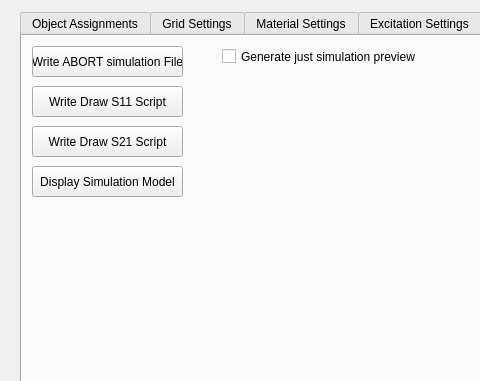
Before: the Qt Designer form ui/dialog.ui in LubomirJagos/FreeCAD-OpenEMS-Export, drawn with Qt 5; both pictures show x 0 to 480 and y 0 to 381 of the 1143 by 650 pixel window.
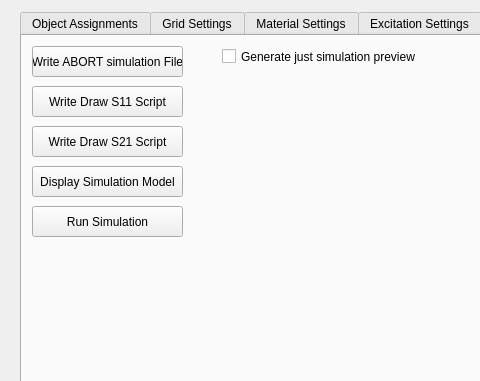
After: the same form once the commit is applied. The open tabs and pages were chosen to show the change.

Commit message: Added "Run Simulation" button which really fires octave openEMS simulation but don't wait for results (I just observed when process octave-gui finish), added show s11 char and z-input impedance graph when click on "Write s11 script file" so it run this script and show results.

What changed in the file:
```diff
--- a/ui/dialog.ui
+++ b/ui/dialog.ui
@@ -1481,6 +1481,19 @@
       <string>Display Simulation Model</string>
      </property>
     </widget>
+    <widget class="QPushButton" name="runSimulationButton">
+     <property name="geometry">
+      <rect>
+       <x>10</x>
+       <y>170</y>
+       <width>151</width>
+       <height>31</height>
+      </rect>
+     </property>
+     <property name="text">
+      <string>Run Simulation</string>
+     </property>
+    </widget>
    </widget>
   </widget>
   <widget class="QPushButton" name="generateOpenEMSScriptButton">
```
The commit also changes 1 other file.
